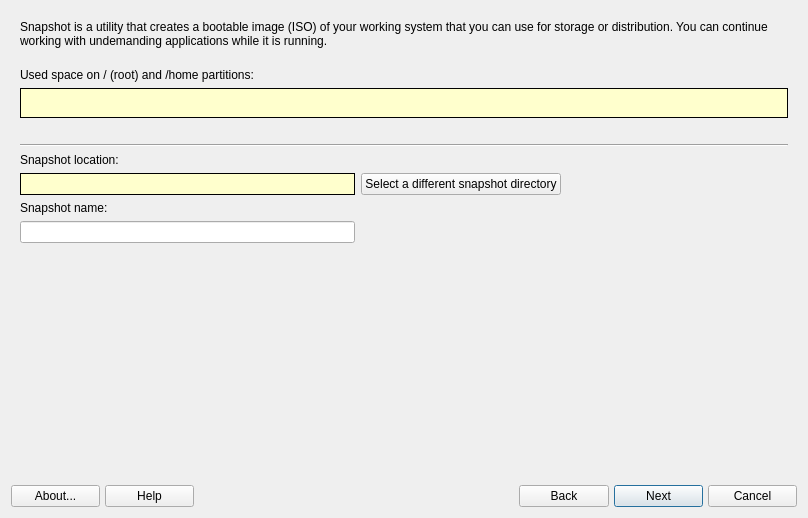
AdrianTM/mx-snapshot, file mainwindow.ui: the form before one commit.
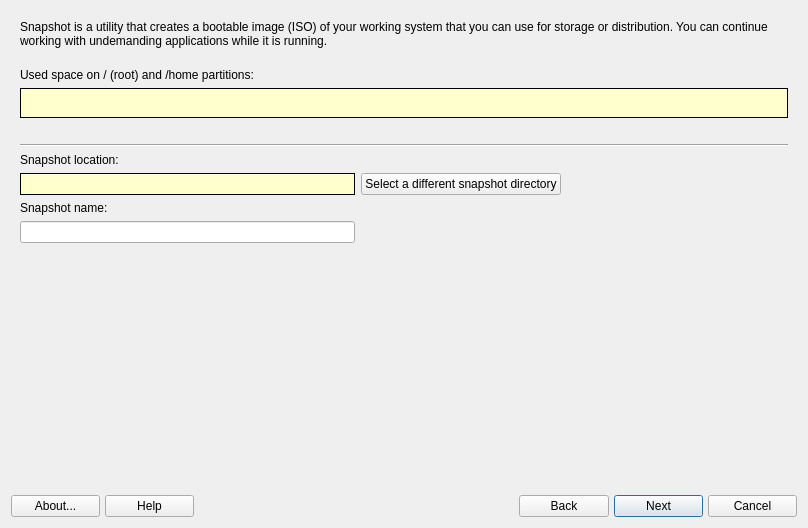
The form after the commit. Icons and pictures are not drawn.

Diff of the .ui file:
```diff
--- a/mainwindow.ui
+++ b/mainwindow.ui
@@ -7,7 +7,7 @@
     <x>0</x>
     <y>0</y>
     <width>808</width>
-    <height>518</height>
+    <height>528</height>
    </rect>
   </property>
   <property name="windowTitle">
```
